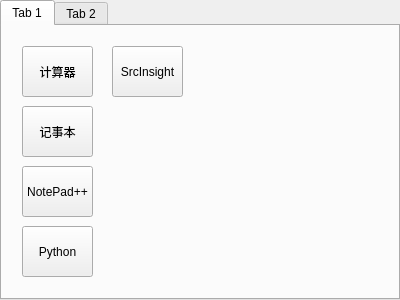
Above: auto_c_code/toolstabwidget.ui from yjduoduo/auto_c_code before the change. Below: the same form after it.
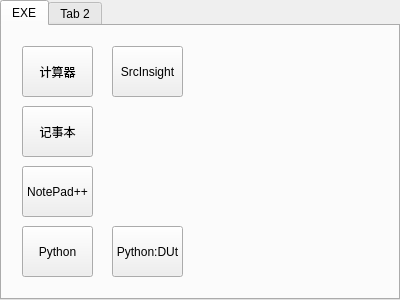
That is the form after the change.

Commit message: 增加python d:\test.py按钮传参

```diff
--- a/auto_c_code/toolstabwidget.ui
+++ b/auto_c_code/toolstabwidget.ui
@@ -18,7 +18,7 @@
   </property>
   <widget class="QWidget" name="tab">
    <attribute name="title">
-    <string>Tab 1</string>
+    <string>EXE</string>
    </attribute>
    <widget class="QPushButton" name="pushButton_calc">
     <property name="geometry">
@@ -85,6 +85,19 @@
      <string>SrcInsight</string>
     </property>
    </widget>
+   <widget class="QPushButton" name="pushButton_python_Dtest">
+    <property name="geometry">
+     <rect>
+      <x>110</x>
+      <y>200</y>
+      <width>71</width>
+      <height>51</height>
+     </rect>
+    </property>
+    <property name="text">
+     <string>Python:DUt</string>
+    </property>
+   </widget>
   </widget>
   <widget class="QWidget" name="tab">
    <attribute name="title">
```
The commit also changes 5 other files.
